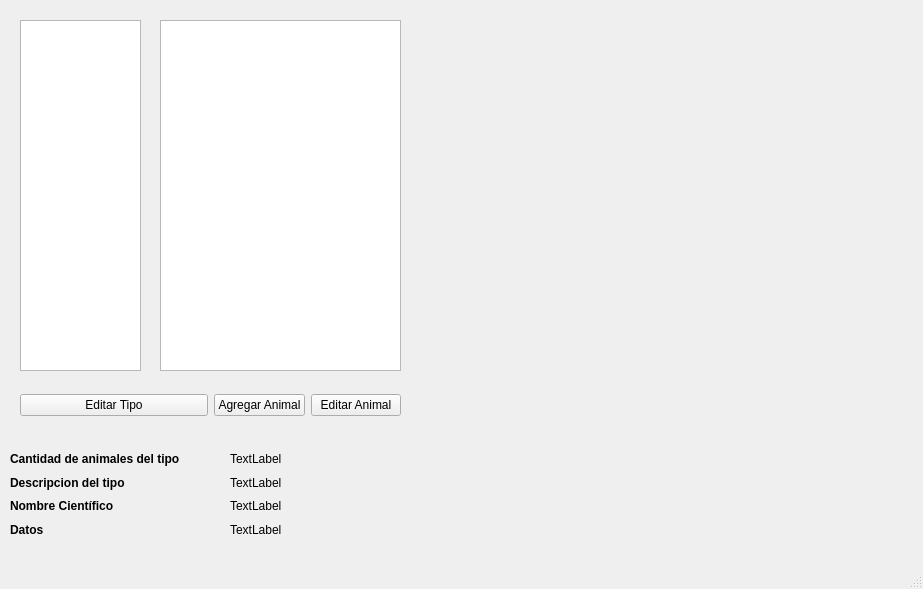
maravenag/trabajo_final_taller, file mainwindow.ui: the form before one commit.
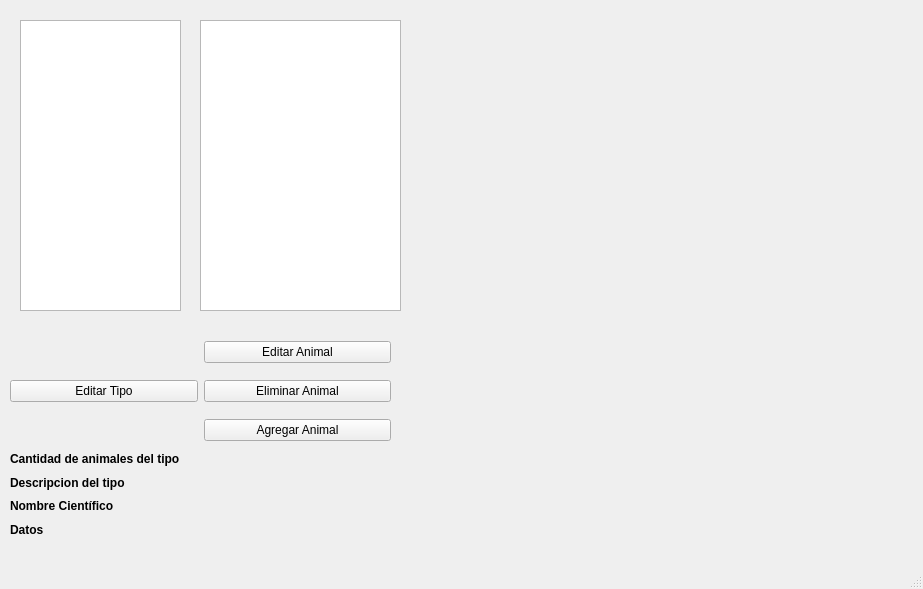
The form after the commit.

Commit message: avance incluye boton eliminar

Diff of the .ui file:
```diff
--- a/mainwindow.ui
+++ b/mainwindow.ui
@@ -19,8 +19,8 @@
      <rect>
       <x>20</x>
       <y>20</y>
-      <width>121</width>
-      <height>351</height>
+      <width>161</width>
+      <height>291</height>
      </rect>
     </property>
     <property name="selectionMode">
@@ -30,17 +30,17 @@
    <widget class="QTableView" name="tabla_animal">
     <property name="geometry">
      <rect>
-      <x>160</x>
+      <x>200</x>
       <y>20</y>
-      <width>241</width>
-      <height>351</height>
+      <width>201</width>
+      <height>291</height>
      </rect>
     </property>
     <property name="selectionMode">
      <enum>QAbstractItemView::SingleSelection</enum>
     </property>
    </widget>
-   <widget class="QWidget" name="">
+   <widget class="QWidget" name="layoutWidget">
     <property name="geometry">
      <rect>
       <x>10</x>
@@ -104,7 +104,7 @@
      </item>
     </layout>
    </widget>
-   <widget class="QWidget" name="">
+   <widget class="QWidget" name="layoutWidget">
     <property name="geometry">
      <rect>
       <x>230</x>
@@ -117,7 +117,7 @@
      <item>
       <widget class="QLabel" name="lbl_cant_ani">
        <property name="text">
-        <string>TextLabel</string>
+        <string/>
        </property>
       </widget>
      </item>
@@ -127,7 +127,7 @@
         <number>1</number>
        </property>
        <property name="text">
-        <string>TextLabel</string>
+        <string/>
        </property>
        <property name="scaledContents">
         <bool>false</bool>
@@ -137,26 +137,26 @@
      <item>
       <widget class="QLabel" name="label_nombre_cientifico">
        <property name="text">
-        <string>TextLabel</string>
+        <string/>
        </property>
       </widget>
      </item>
      <item>
       <widget class="QLabel" name="label_datos">
        <property name="text">
-        <string>TextLabel</string>
+        <string/>
        </property>
       </widget>
      </item>
     </layout>
    </widget>
-   <widget class="QWidget" name="">
+   <widget class="QWidget" name="layoutWidget">
     <property name="geometry">
      <rect>
-      <x>20</x>
-      <y>390</y>
+      <x>10</x>
+      <y>330</y>
       <width>381</width>
-      <height>31</height>
+      <height>123</height>
      </rect>
     </property>
     <layout class="QHBoxLayout" name="horizontalLayout_2">
@@ -168,14 +168,7 @@
       </widget>
      </item>
      <item>
-      <layout class="QHBoxLayout" name="horizontalLayout">
-       <item>
-        <widget class="QPushButton" name="btn_agregar_animal">
-         <property name="text">
-          <string>Agregar Animal</string>
-         </property>
-        </widget>
-       </item>
+      <layout class="QVBoxLayout" name="verticalLayout_3">
        <item>
         <widget class="QPushButton" name="btn_editar_animal">
          <property name="text">
@@ -183,6 +176,20 @@
          </property>
         </widget>
        </item>
+       <item>
+        <widget class="QPushButton" name="eliminar_animal">
+         <property name="text">
+          <string>Eliminar Animal</string>
+         </property>
+        </widget>
+       </item>
+       <item>
+        <widget class="QPushButton" name="btn_agregar_animal">
+         <property name="text">
+          <string>Agregar Animal</string>
+         </property>
+        </widget>
+       </item>
       </layout>
      </item>
     </layout>
```
The commit also changes 11 other files.
